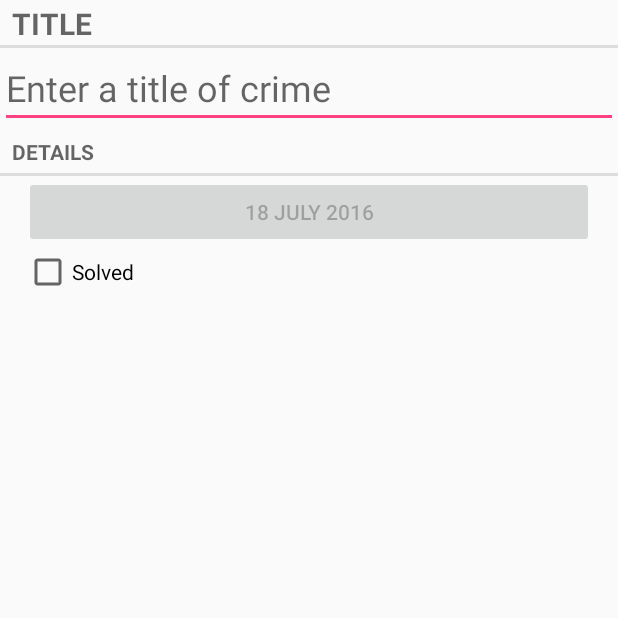
After one commit to miewliie/criminal-intention, an Android app: the CrimeFragment screen opened directly, with no data from a screen before it, on a phone screen of 412 x 824 dp, the top half of it. The commit adds this screen. Run offline under Robolectric (Android 15) with nearby library versions, the phone set to English and light mode, and no system bars.

Commit message:
New fragment

```diff
--- a/app/build.gradle
+++ b/app/build.gradle
@@ -20,7 +20,8 @@ android {
 }
 
 dependencies {
-    compile fileTree(dir: 'libs', include: ['*.jar'])
+    compile fileTree(include: ['*.jar'], dir: 'libs')
     testCompile 'junit:junit:4.12'
     compile 'com.android.support:appcompat-v7:23.4.0'
+    compile 'com.android.support:support-v4:23.4.0'
 }
--- a/app/src/main/AndroidManifest.xml
+++ b/app/src/main/AndroidManifest.xml
@@ -9,6 +9,9 @@
         android:supportsRtl="true"
         android:theme="@style/AppTheme">
         <activity android:name=".CrimeActivity">
+
+        </activity>
+        <activity android:name=".CrimeListActivity">
             <intent-filter>
                 <action android:name="android.intent.action.MAIN" />
 
--- /dev/null
+++ b/app/src/main/java/com/augmentis/ayp/crimin/Crime.java
@@ -0,0 +1,65 @@
+package com.augmentis.ayp.crimin;
+
+import java.text.DateFormat;
+import java.text.DateFormatSymbols;
+import java.text.SimpleDateFormat;
+import java.util.Date;
+import java.util.UUID;
+
+/**
+ * Created by Apinya on 7/18/2016.
+ */
+public class Crime {
+    private UUID id;
+    private String title;
+    private Date crimeDate;
+    private boolean solved;
+
+    public Crime(){
+        id = UUID.randomUUID();
+        crimeDate  = new Date();
+
+    }
+
+    public UUID getId() {
+        return id;
+    }
+
+    public String getTitle() {
+        return title;
+    }
+
+    public void setId(UUID id) {
+        this.id = id;
+    }
+
+    public void setTitle(String title) {
+        this.title = title;
+    }
+
+    public Date getCrimeDate() {
+        return crimeDate;
+    }
+
+    public void setCrimeDate(Date crimeDate) {
+        this.crimeDate = crimeDate;
+    }
+
+    public boolean isSolved() {
+        return solved;
+    }
+
+    public void setSolved(boolean solved) {
+        this.solved = solved;
+    }
+
+    @Override
+    public String toString() {
+        StringBuilder builder = new StringBuilder();
+        builder.append("UUID=").append(id);
+        builder.append(",Title=").append(title);
+        builder.append(",Crime Date=").append(crimeDate);
+        builder.append(",Solved=").append(solved);
+        return builder.toString();
+    }
+}
--- a/app/src/main/java/com/augmentis/ayp/crimin/CrimeActivity.java
+++ b/app/src/main/java/com/augmentis/ayp/crimin/CrimeActivity.java
@@ -1,13 +1,17 @@
 package com.augmentis.ayp.crimin;
 
-import android.support.v7.app.AppCompatActivity;
+
+
 import android.os.Bundle;
+import android.support.v4.app.Fragment;
+import android.support.v4.app.FragmentActivity;
+import android.support.v4.app.FragmentManager;
+import android.util.Log;
 
-public class CrimeActivity extends AppCompatActivity {
+public class CrimeActivity extends SingleFragementActivity {
 
-    @Override
-    protected void onCreate(Bundle savedInstanceState) {
-        super.onCreate(savedInstanceState);
-        setContentView(R.layout.activity_crime);
+    protected Fragment onCreateFragement(){
+        return new CrimeFragment();
+
     }
 }
--- /dev/null
+++ b/app/src/main/java/com/augmentis/ayp/crimin/CrimeFragment.java
@@ -0,0 +1,79 @@
+package com.augmentis.ayp.crimin;
+
+import android.support.v4.app.Fragment;
+import android.os.Bundle;
+import android.text.Editable;
+import android.text.TextWatcher;
+import android.util.Log;
+import android.view.LayoutInflater;
+import android.view.View;
+import android.view.ViewGroup;
+import android.widget.Button;
+import android.widget.CheckBox;
+import android.widget.CompoundButton;
+import android.widget.EditText;
+
+import java.text.SimpleDateFormat;
+import java.util.Date;
+import java.util.logging.SimpleFormatter;
+
+/**
+ * Created by Apinya on 7/18/2016.
+ */
+public class CrimeFragment extends Fragment {
+
+    private Crime crime;
+    private EditText editText;
+    private Button crimeDateButton;
+    private CheckBox crimeSolveCheckbox;
+
+    @Override
+    public void onCreate(Bundle savedInstanceState) {
+        super.onCreate(savedInstanceState);
+        crime = new Crime();
+    }
+
+    @Override
+    public View onCreateView(LayoutInflater inflater, ViewGroup container, Bundle savedInstanceState) {
+        View v = inflater.inflate(R.layout.fragment_crime, container, false);
+
+        editText = (EditText) v.findViewById(R.id.crime_title);
+        editText.addTextChangedListener(new TextWatcher() {
+            @Override
+            public void beforeTextChanged(CharSequence s, int start, int count, int after) {
+
+            }
+
+            @Override
+            public void onTextChanged(CharSequence s, int start, int before, int count) {
+
+                crime.setTitle(s.toString());
+            }
+
+            @Override
+            public void afterTextChanged(Editable s) {
+
+            }
+        });
+
+        crimeDateButton = (Button) v.findViewById(R.id.crime_date);
+        crimeDateButton.setText(getFormattedDate(crime.getCrimeDate()));
+        crimeDateButton.setEnabled(false);
+
+
+        crimeSolveCheckbox = (CheckBox) v.findViewById(R.id.crime_solved);
+        crimeSolveCheckbox.setOnCheckedChangeListener(new CompoundButton.OnCheckedChangeListener() {
+            @Override
+            public void onCheckedChanged(CompoundButton buttonView, boolean isChecked) {
+                crime.setSolved(isChecked);
+                Log.d(CrimeActivity.TAG, "Crime:" + crime.toString());
+            }
+        });
+
+        return v;
+    }
+
+    private String getFormattedDate(Date date){
+       return new SimpleDateFormat("dd MMMM yyyy").format(date);
+    }
+}
--- /dev/null
+++ b/app/src/main/java/com/augmentis/ayp/crimin/SingleFragementActivity.java
@@ -0,0 +1,37 @@
+package com.augmentis.ayp.crimin;
+
+
+import android.os.Bundle;
+import android.support.v4.app.Fragment;
+import android.support.v4.app.FragmentActivity;
+import android.support.v4.app.FragmentManager;
+import android.util.Log;
+
+public abstract class SingleFragementActivity extends FragmentActivity {
+
+    protected static final String TAG = "augment-ayp";
+
+    @Override
+    protected void onCreate(Bundle savedInstanceState) {
+        super.onCreate(savedInstanceState);
+        setContentView(R.layout.activity_single_fragment);
+
+        Log.d(TAG, "On create activity");
+
+        FragmentManager fm = getSupportFragmentManager();
+        Fragment f = fm.findFragmentById(R.id.fragment_container);
+
+        if(f == null){
+           f = onCreateFragement();
+            fm.beginTransaction()
+                    .add(R.id.fragment_container, f)
+                    .commit();
+            Log.d(TAG, "Fragment is created");
+        }else {
+            Log.d(TAG, "Fragment have already been create");
+        }
+    }
+
+    protected abstract Fragment onCreateFragement();
+
+}
--- /dev/null
+++ b/app/src/main/res/layout-land/fragment_crime.xml
@@ -0,0 +1,51 @@
+<?xml version="1.0" encoding="utf-8"?>
+<LinearLayout xmlns:android="http://schemas.android.com/apk/res/android"
+    android:orientation="vertical" android:layout_width="match_parent"
+    android:layout_height="match_parent">
+
+    <TextView
+        android:layout_width="match_parent"
+        android:layout_height="wrap_content"
+        android:text="@string/crime_title_label"
+        style="?android:listSeparatorTextViewStyle"
+        android:textSize="25sp" />
+
+    <EditText
+        android:id="@+id/crime_title"
+        android:layout_width="match_parent"
+        android:layout_height="wrap_content"
+        android:layout_marginLeft="16dp"
+        android:layout_marginRight="16dp"
+        android:textSize="16sp"
+        android:hint="@string/crime_title_hint"/>
+
+    <TextView
+        android:layout_width="match_parent"
+        android:layout_height="wrap_content"
+        android:text="@string/crime_detail_label"
+        style="?android:listSeparatorTextViewStyle"/>
+
+    <LinearLayout
+        android:orientation="horizontal"
+        android:layout_width="match_parent"
+        android:layout_height="wrap_content">
+
+        <Button
+            android:id="@+id/crime_date"
+            android:layout_width="wrap_content"
+            android:layout_height="wrap_content"
+            android:layout_marginLeft="16dp"
+            android:layout_marginRight="16dp"
+            android:layout_weight="2" />
+
+        <CheckBox
+            android:id="@+id/crime_solved"
+            android:layout_width="wrap_content"
+            android:layout_height="wrap_content"
+            android:layout_marginLeft="16dp"
+            android:layout_marginRight="16dp"
+            android:text="@string/crime_solved_label"
+            android:layout_weight="2" />
+    </LinearLayout>
+
+</LinearLayout>
--- /dev/null
+++ b/app/src/main/res/layout/activity_single_fragment.xml
@@ -0,0 +1,10 @@
+<?xml version="1.0" encoding="utf-8"?>
+<RelativeLayout xmlns:android="http://schemas.android.com/apk/res/android"
+    xmlns:tools="http://schemas.android.com/tools"
+    android:layout_width="match_parent"
+    android:layout_height="match_parent"
+    android:id="@+id/fragment_container"
+    tools:context="com.augmentis.ayp.crimin.CrimeActivity">
+
+
+</RelativeLayout>
--- /dev/null
+++ b/app/src/main/res/layout/fragment_crime.xml
@@ -0,0 +1,40 @@
+<?xml version="1.0" encoding="utf-8"?>
+<LinearLayout xmlns:android="http://schemas.android.com/apk/res/android"
+    android:orientation="vertical" android:layout_width="match_parent"
+    android:layout_height="match_parent">
+
+    <TextView
+        android:layout_width="match_parent"
+        android:layout_height="wrap_content"
+        android:text="@string/crime_title_label"
+        style="?android:listSeparatorTextViewStyle"
+        android:textSize="20sp" />
+
+    <EditText
+        android:id="@+id/crime_title"
+        android:layout_width="match_parent"
+        android:layout_height="wrap_content"
+        android:textSize="24sp"
+        android:hint="@string/crime_title_hint"/>
+
+    <TextView
+        android:layout_width="match_parent"
+        android:layout_height="wrap_content"
+        android:text="@string/crime_detail_label"
+        style="?android:listSeparatorTextViewStyle"/>
+
+    <Button
+        android:id="@+id/crime_date"
+        android:layout_width="match_parent"
+        android:layout_height="wrap_content"
+        android:layout_marginLeft="16dp"
+        android:layout_marginRight="16dp"/>
+
+    <CheckBox
+        android:id="@+id/crime_solved"
+        android:layout_width="wrap_content"
+        android:layout_height="wrap_content"
+        android:layout_marginLeft="16dp"
+        android:layout_marginRight="16dp"
+        android:text="@string/crime_solved_label"/>
+</LinearLayout>
--- a/app/src/main/res/values/strings.xml
+++ b/app/src/main/res/values/strings.xml
@@ -1,3 +1,7 @@
 <resources>
     <string name="app_name">CriminalIntention</string>
+    <string name="crime_title_hint">Enter a title of crime</string>
+    <string name="crime_title_label">Title</string>
+    <string name="crime_solved_label">Solved</string>
+    <string name="crime_detail_label">Details</string>
 </resources>
```
Also changed, not shown: app/src/main/java/com/augmentis/ayp/crimin/CrimeLab.java (added, +61 -0 lines), app/src/main/java/com/augmentis/ayp/crimin/CrimeListActivity.java (added, +15 -0 lines), app/src/main/java/com/augmentis/ayp/crimin/CrimeListFragment.java (added, +20 -0 lines), app/src/main/res/layout/activity_crime.xml (deleted, +0 -16 lines).
